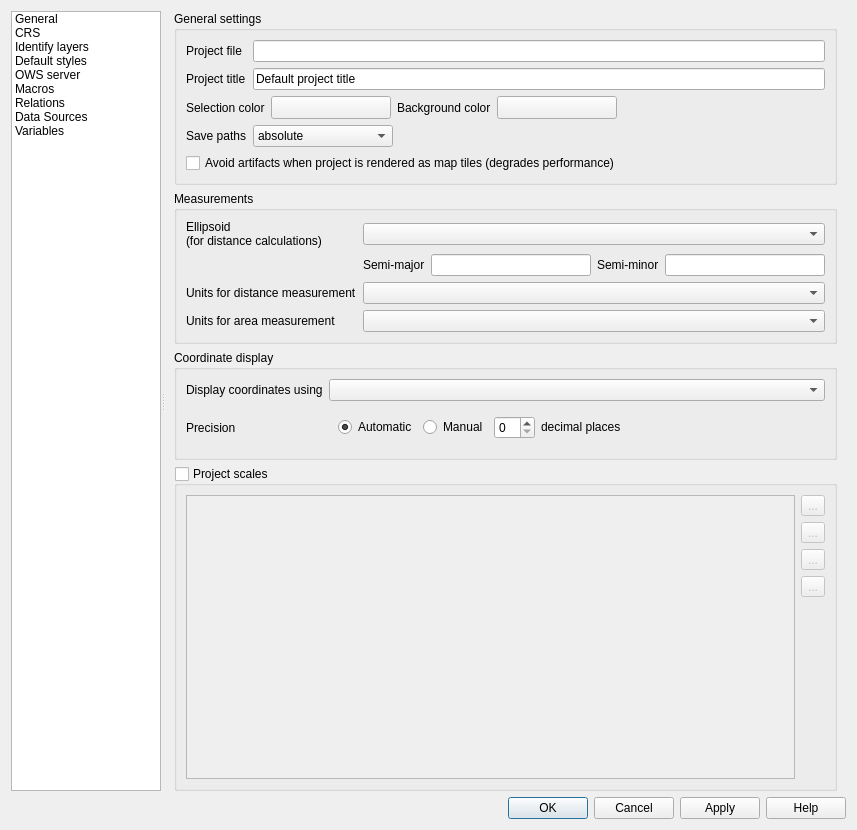
Old version of the form src/ui/qgsprojectpropertiesbase.ui in the repository qgis/QGIS.
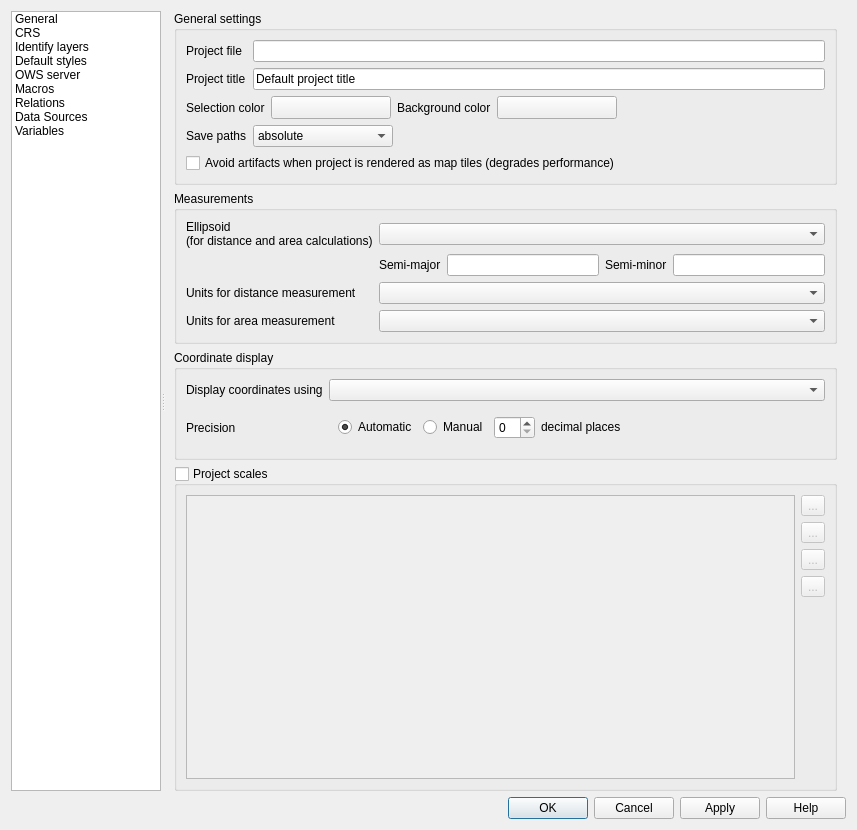
New version of the form. Icons and pictures are not drawn. Custom widgets are drawn as their Qt base class.

Commit message: Reword ellipsoid string to clarify that it also applies to area calculation

Diff of the .ui file:
```diff
--- a/src/ui/qgsprojectpropertiesbase.ui
+++ b/src/ui/qgsprojectpropertiesbase.ui
@@ -229,8 +229,8 @@
                <rect>
                 <x>0</x>
                 <y>0</y>
-                <width>694</width>
-                <height>779</height>
+                <width>685</width>
+                <height>784</height>
                </rect>
               </property>
               <layout class="QVBoxLayout" name="verticalLayout_8">
@@ -451,7 +451,7 @@
                    <widget class="QLabel" name="textLabel1_8">
                     <property name="text">
                      <string>Ellipsoid
-(for distance calculations)</string>
+(for distance and area calculations)</string>
                     </property>
                    </widget>
                   </item>
```
Left out of the diff: 132 changed lines with no effect on the pictures.
